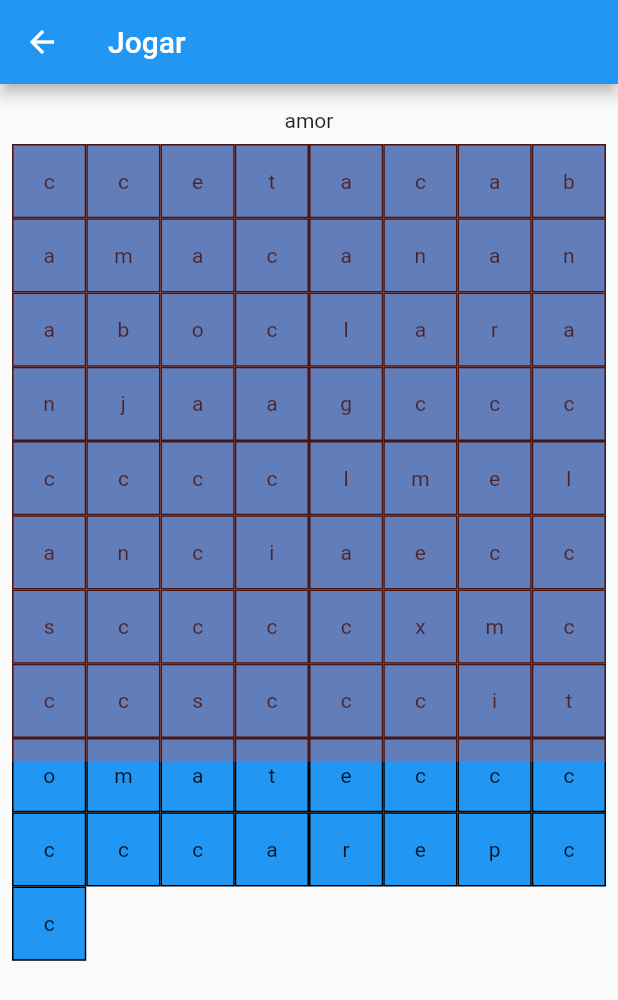
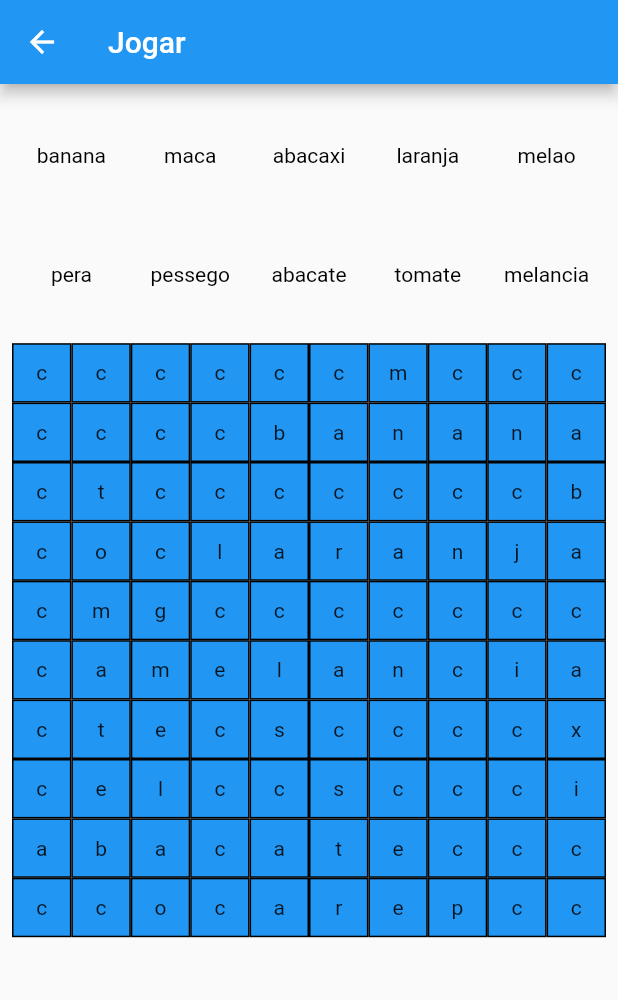
Before and after one commit to mariano-filipe/flutter-hunting-words, a Flutter app: the PlayPage screen opened by its route, on a phone screen of 412 x 824 dp. Shown: the top 1000 px of the screen. Run offline on Flutter 3.47's test engine with Material 2 defaults, Android fonts, the phone set to English and light mode, and no system bars.

Commit message:
Finish MVP
- Add a WordList widget to list the game words
- Detect if a word was hit and mark it as found in WordList
- Detect if game is finished and display an AlertDialog to the user

```diff
--- a/lib/models/hunting_words.dart
+++ b/lib/models/hunting_words.dart
@@ -3,7 +3,8 @@
 * (c) 2012 Bill, BunKat LLC.
 * Wordfind is freely distributable under the MIT license.
 * For all details and documentation: http://github.com/bunkat/wordfind
-* - Translation to Dart by Filipe Mariano (fmarianofs@gmail.com)
+*
+* Transpilation to Dart by Filipe Mariano (github.com/mariano-filipe)
 */
 
 import 'dart:math';
--- a/lib/pages/play.dart
+++ b/lib/pages/play.dart
@@ -1,6 +1,7 @@
 import 'package:flutter/material.dart';
 
 import 'package:hunting_words/widgets/board.dart';
+import 'package:hunting_words/widgets/word_list.dart';
 
 class PlayPage extends StatefulWidget {
   @override
@@ -8,19 +9,60 @@ class PlayPage extends StatefulWidget {
 }
 
 class _PlayPageState extends State<PlayPage> {
-  final _gameText = "amor";
-  final _gameWords = [
+  final gameWords = [
     "banana",
     "maca",
     "abacaxi",
     "laranja",
     "melao",
-    "melancia",
     "pera",
     "pessego",
     "abacate",
-    "tomate"
+    "tomate",
+    "melancia",
   ];
+  List<int> hitWordIndexes = [];
+
+  bool get isFinished {
+    return hitWordIndexes.length == gameWords.length;
+  }
+
+  void onHomeAction(BuildContext context) {
+    Navigator.of(context).pop();
+    Navigator.of(context).pushReplacementNamed("/");
+  }
+
+  void onNewGameAction(BuildContext context) {
+    Navigator.of(context).pop();
+    Navigator.of(context).pushReplacementNamed("/play");
+  }
+
+  void onHitWord(String word, int wordIndex) {
+    this.setState(() {
+      hitWordIndexes = List.from(hitWordIndexes)..add(wordIndex);
+    });
+
+    if (isFinished) {
+      showDialog(
+        context: context,
+        barrierDismissible: false,
+        builder: (_) => AlertDialog(
+          title: Text("Parabéns!"),
+          content: Text("Você encontrou todas as palavras."),
+          actions: [
+            FlatButton(
+              child: Text("Início"),
+              onPressed: () => onHomeAction(context),
+            ),
+            FlatButton(
+              child: Text("Novo Jogo"),
+              onPressed: () => onNewGameAction(context),
+            ),
+          ],
+        ),
+      );
+    }
+  }
 
   @override
   Widget build(BuildContext context) {
@@ -30,23 +72,22 @@ class _PlayPageState extends State<PlayPage> {
     print("[PlayPage] Board(width=$boardWidth, height=$boardHeight)");
 
     return Scaffold(
-      appBar: AppBar(
-        title: Text('Jogar'),
-      ),
+      appBar: AppBar(title: Text('Jogar')),
       body: SizedBox.expand(
         child: Padding(
           padding: const EdgeInsets.all(8.0),
           child: Column(
             children: <Widget>[
               Container(
-                margin: const EdgeInsets.all(8.0),
-                child: Text(_gameText),
+                height: 0.2 * size.height,
+                child: WordList(gameWords, hitIndexes: hitWordIndexes),
               ),
               Flexible(
                 child: Board(
                   width: boardWidth,
                   height: boardHeight,
-                  words: _gameWords,
+                  words: gameWords,
+                  onHitWord: onHitWord,
                 ),
               ),
             ],
--- a/lib/widgets/board.dart
+++ b/lib/widgets/board.dart
@@ -7,12 +7,14 @@ class Board extends StatefulWidget {
   final double width;
   final double height;
   final List<String> words;
+  final onHitWord;
 
   Board(
       {Key key,
       @required this.width,
       @required this.height,
-      @required this.words})
+      @required this.words,
+      @required this.onHitWord})
       : super(key: key);
 
   @override
@@ -20,10 +22,11 @@ class Board extends StatefulWidget {
 }
 
 class _BoardState extends State<Board> {
-  final nRows = 8;
-  final nCols = 8;
-  List<List<String>> puzzle;
-  List<int> hitLetters = [];
+  final nRows = 10;
+  final nCols = 10;
+  List<String> puzzle;
+  List<int> selection = [];
+  List<int> hitIndexes = [];
   int startIndex;
 
   double get letterWidth {
@@ -36,10 +39,12 @@ class _BoardState extends State<Board> {
 
   @override
   void initState() {
-    puzzle = HuntingWords(words: widget.words, settings: {
+    var _puzzle = HuntingWords(words: widget.words, settings: {
       "width": nRows,
       "height": nCols,
     }).puzzle;
+    puzzle = _puzzle.expand((i) => i).toList();
+
     super.initState();
   }
 
@@ -51,15 +56,14 @@ class _BoardState extends State<Board> {
           childAspectRatio: letterWidth / letterHeight,
           crossAxisCount: nCols,
           children: puzzle
-              .expand((i) => i)
-              .toList()
               .asMap()
               .map(
                 (index, letter) => MapEntry(
                   index,
                   BoardLetter(
                     letter,
-                    hitLetters.contains(index),
+                    isSelected: selection.contains(index),
+                    isHit: hitIndexes.contains(index),
                   ),
                 ),
               )
@@ -74,7 +78,7 @@ class _BoardState extends State<Board> {
             onPanEnd: onPanEnd,
             onPanUpdate: (details) => onPanUpdate(details),
             child: Opacity(
-              opacity: 0.3,
+              opacity: 0,
               child: Container(
                 color: Colors.red,
               ),
@@ -116,41 +120,57 @@ class _BoardState extends State<Board> {
   }
 
   List<int> genSelection(int startIndex, int endIndex, int growFactor) {
-    final selection = <int>[];
+    final _selection = <int>[];
     if (startIndex > endIndex) {
       var temp = startIndex;
       startIndex = endIndex;
       endIndex = temp;
     }
     for (int i = startIndex; i <= endIndex; i += growFactor) {
-      selection.add(i);
+      _selection.add(i);
     }
-    return selection;
+    return _selection;
   }
 
   void onPanUpdate(DragUpdateDetails details) {
     final currentIndex = computeLetterIndex(details.localPosition);
+    List<int> _selection = [];
+    if (checkSameRow(startIndex, currentIndex)) {
+      _selection = genSelection(startIndex, currentIndex, 1);
+    } else if (checkSameCol(startIndex, currentIndex)) {
+      _selection = genSelection(startIndex, currentIndex, nCols);
+    } else if (checkSameMainDiagonal(startIndex, currentIndex)) {
+      _selection = genSelection(startIndex, currentIndex, nCols + 1);
+    } else if (checkSameCounterDiagonal(startIndex, currentIndex)) {
+      _selection = genSelection(startIndex, currentIndex, nCols - 1);
+    }
 
-    if (checkSameRow(startIndex, currentIndex)) {
+    this.setState(() {
+      selection = _selection;
+    });
+  }
+
+  void onPanEnd(DragEndDetails details) {
+    final word = selection
+        .map((index) => puzzle[index])
+        .fold("", (value, letter) => value + letter);
+
+    // Check if this is a valid word
+    var reversedWord = word.split('').reversed.join();
+    var wordIndex = widget.words
+        .indexWhere((gameWord) => gameWord == word || gameWord == reversedWord);
+
+    if (wordIndex != -1) {
+      print("word $word/$reversedWord was hit");
+      widget.onHitWord(word, wordIndex);
       this.setState(() {
-        hitLetters = genSelection(startIndex, currentIndex, 1);
-      });
-    } else if (checkSameCol(startIndex, currentIndex)) {
-      this.setState(() {
-        hitLetters = genSelection(startIndex, currentIndex, nCols);
-      });
-    } else if (checkSameMainDiagonal(startIndex, currentIndex)) {
-      this.setState(() {
-        hitLetters = genSelection(startIndex, currentIndex, nCols + 1);
-      });
-    } else if (checkSameCounterDiagonal(startIndex, currentIndex)) {
-      this.setState(() {
-        hitLetters = genSelection(startIndex, currentIndex, nCols - 1);
+        hitIndexes = List.from(hitIndexes)..addAll(selection);
       });
     }
+    this.setState(() {
+      selection = [];
+    });
   }
-
-  void onPanEnd(DragEndDetails details) {}
 
   void onPanStart(DragStartDetails details) {
     this.setState(() {
@@ -162,18 +182,30 @@ class _BoardState extends State<Board> {
 class BoardLetter extends StatelessWidget {
   final String letter;
   final bool isSelected;
+  final bool isHit;
 
   const BoardLetter(
-    this.letter,
-    this.isSelected, {
+    this.letter, {
+    @required this.isSelected,
+    @required this.isHit,
     Key key,
   }) : super(key: key);
+
+  Color get color {
+    if (isSelected) {
+      return Colors.pink;
+    }
+    if (isHit) {
+      return Colors.orange;
+    }
+    return Colors.blue;
+  }
 
   @override
   Widget build(BuildContext context) {
     return Container(
       decoration: BoxDecoration(
-        color: isSelected ? Colors.orange : Colors.blue,
+        color: color,
         border: Border.all(width: 1),
       ),
       child: Center(child: Text(letter)),
--- /dev/null
+++ b/lib/widgets/word_list.dart
@@ -0,0 +1,38 @@
+import 'package:flutter/material.dart';
+
+class WordList extends StatelessWidget {
+  final List<String> words;
+  final List<int> hitIndexes;
+
+  const WordList(this.words, {Key key, @required this.hitIndexes})
+      : super(key: key);
+
+  @override
+  Widget build(BuildContext context) {
+    return GridView.count(
+      crossAxisCount: 5,
+      children: words
+          .asMap()
+          .map(
+            (index, word) => MapEntry(
+              index,
+              Center(
+                child: Text(
+                  word,
+                  style: TextStyle(
+                    color: hitIndexes.contains(index)
+                        ? Colors.black.withOpacity(0.3)
+                        : Colors.black,
+                    decoration: hitIndexes.contains(index)
+                        ? TextDecoration.lineThrough
+                        : TextDecoration.none,
+                  ),
+                ),
+              ),
+            ),
+          )
+          .values
+          .toList(),
+    );
+  }
+}
```
